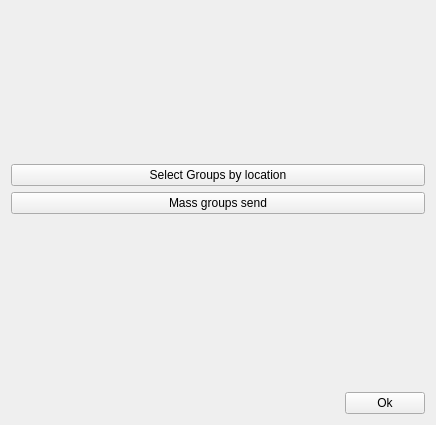
This is uis/main_dialog.ui in ozeron/messenger as Qt 5 draws it before an edit. The edited form follows.
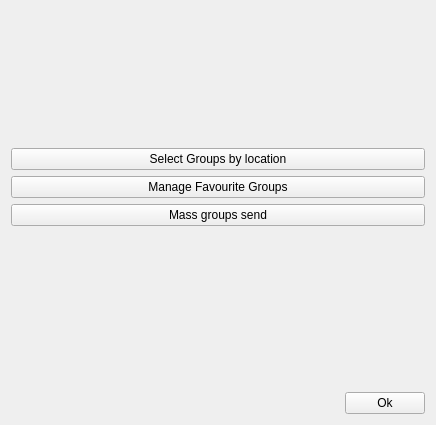
This is the edited form.

Commit message: Implemented group managment

Diff of the .ui file:
```diff
--- a/uis/main_dialog.ui
+++ b/uis/main_dialog.ui
@@ -13,7 +13,7 @@
   <property name="windowTitle">
    <string>MainDialog</string>
   </property>
-  <layout class="QVBoxLayout" name="verticalLayout" stretch="0,0,0,0,0,0">
+  <layout class="QVBoxLayout" name="verticalLayout" stretch="0,0,0,0,0,0,0">
    <item>
     <spacer name="verticalSpacer_2">
      <property name="orientation">
@@ -34,6 +34,13 @@
      </property>
     </widget>
    </item>
+   <item>
+    <widget class="QPushButton" name="btnAddGroups">
+     <property name="text">
+      <string>Manage Favourite Groups</string>
+     </property>
+    </widget>
+   </item>
    <item>
     <widget class="QPushButton" name="btnSengGroups">
      <property name="text">
```
The commit also changes 11 other files.
